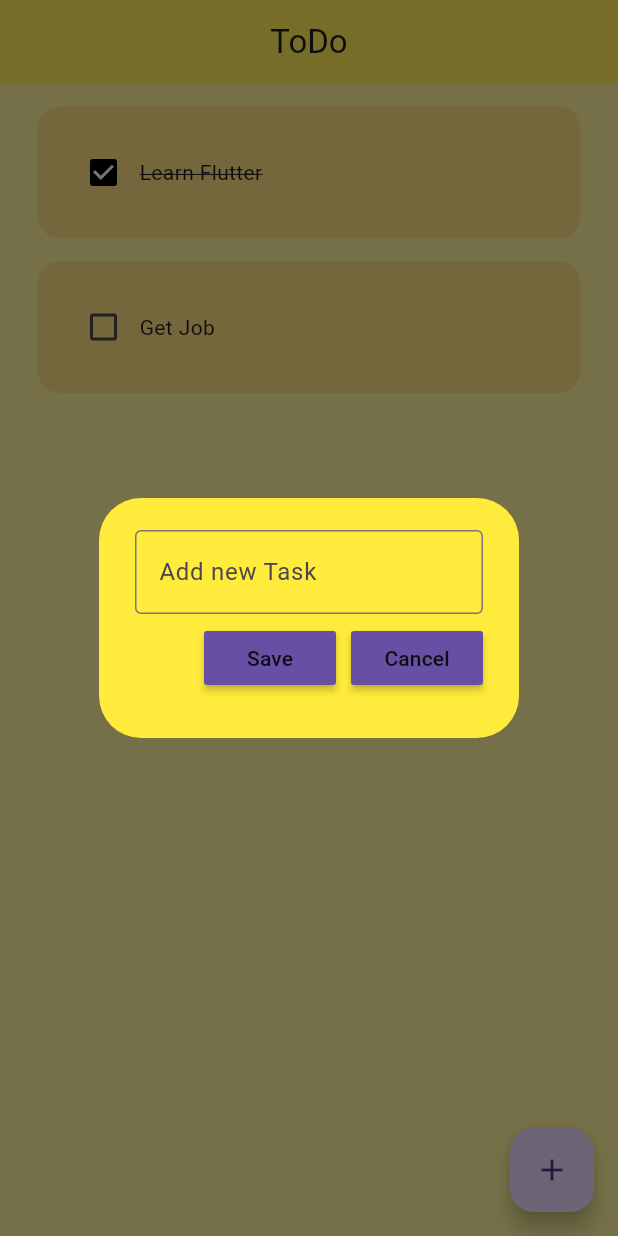
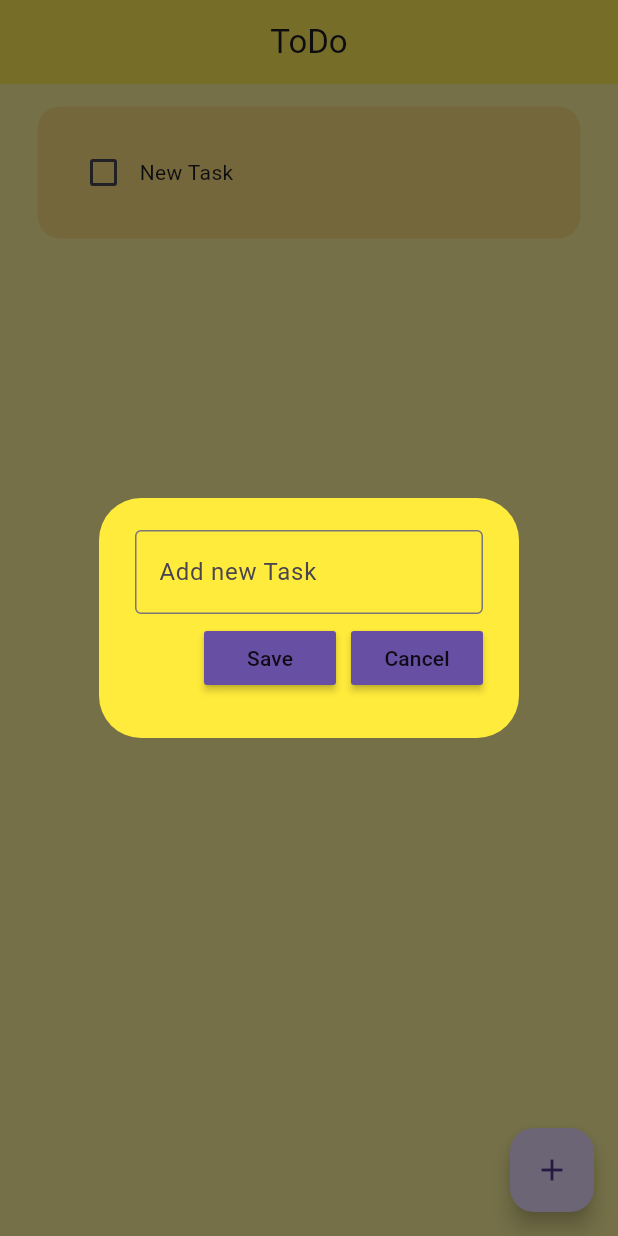
Before and after one commit to ShaheerIjaz22/todo_app, a Flutter app: the screen it shows after launch, after a tap on the "add" icon, on a phone screen of 412 x 824 dp. Run offline on Flutter 3.47's test engine with Material 3 defaults, Android fonts, the phone set to English and light mode, and no system bars; drawn by our look-alikes of flutter_slidable; our stand-ins replace hive_flutter; accounts and stored records are empty.

Commit message:
Added local databse functionality with hive

```diff
--- a/lib/main.dart
+++ b/lib/main.dart
@@ -1,8 +1,14 @@
 import 'package:flutter/material.dart';
 import 'package:todo_app/pages/homepage.dart';
+import 'package:hive_flutter/hive_flutter.dart';
 
 
-void main() {
+void main() async {
+
+  await Hive.initFlutter();
+
+  var box = await Hive.openBox('myBox');
+
   runApp(const MyApp());
 }
 
@@ -11,7 +17,7 @@ class MyApp extends StatelessWidget {
 
   @override
   Widget build(BuildContext context) {
-    return MaterialApp(
+    return const MaterialApp(
       debugShowCheckedModeBanner: false,
       home: HomePage(),
 
--- /dev/null
+++ b/lib/pages/databse.dart
@@ -0,0 +1,21 @@
+import 'package:hive_flutter/hive_flutter.dart';
+
+class todoDatabase {
+  List toDoTasks = [];
+
+  final _myBox = Hive.box('myBox');
+
+   void initData(){
+     toDoTasks = [
+       ["New Task", false],
+       ];
+   }
+
+  void loadData(){
+    toDoTasks = _myBox.get('TODOTASKS');
+  }
+
+  void updateDb(){
+    _myBox.put('TODOTASKS', toDoTasks);
+  }
+}
--- a/lib/pages/dialogbox.dart
+++ b/lib/pages/dialogbox.dart
@@ -20,7 +20,7 @@ class Dialogbox extends StatelessWidget {
   Widget build(BuildContext context) {
     return AlertDialog(
       backgroundColor: Colors.yellow,
-      content: Container(
+      content: SizedBox(
         height: 120,
         child: Column(
           mainAxisAlignment: MainAxisAlignment.spaceEvenly,
--- a/lib/pages/homepage.dart
+++ b/lib/pages/homepage.dart
@@ -1,5 +1,7 @@
 
 import 'package:flutter/material.dart';
+import 'package:hive_flutter/hive_flutter.dart';
+import 'package:todo_app/pages/databse.dart';
 import 'package:todo_app/pages/dialogbox.dart';
 import 'package:todo_app/pages/todo_tile.dart';
 
@@ -15,25 +17,37 @@ class HomePage extends StatefulWidget{
 
 class _HomePageState extends State<HomePage> {
 
+  final _myBox = Hive.box('myBox');
+  todoDatabase db = todoDatabase();
+
+    @override
+  void initState() {
+    if (_myBox.get('TODOTASKS') == null){
+      db.initData();
+    }
+    else{
+    db.loadData();
+    }
+    super.initState();
+  }
+
+
   final _controller = TextEditingController();
-  List toDoTasks = [
-    ["Learn Flutter", true],
-    ["Get Job",false],
-  ];
 
   void checkBoxChanged(bool? value, int index){
     setState(() {
-      toDoTasks[index][1] = !toDoTasks[index][1];
+      db.toDoTasks[index][1] = !db.toDoTasks[index][1];
     });
-
+    db.updateDb();
   }
 
   void saveTask(){
     setState(() {
-      toDoTasks.add([_controller.text, false]);
+      db.toDoTasks.add([_controller.text, false]);
       _controller.clear();
     });
     Navigator.of(context).pop();
+    db.updateDb();
   }
 
   void addTask(){
@@ -50,9 +64,9 @@ class _HomePageState extends State<HomePage> {
 
   void deleteTask(int index){
     setState(() {
-      toDoTasks.removeAt(index);
+      db.toDoTasks.removeAt(index);
     });
-
+    db.updateDb();
   }
 
 
@@ -62,21 +76,21 @@ class _HomePageState extends State<HomePage> {
       backgroundColor: Colors.yellow[200],
       floatingActionButton: FloatingActionButton(
         onPressed: addTask,
-        child: Icon(Icons.add),
+        child: const Icon(Icons.add),
         ),
       appBar: AppBar(
         centerTitle: true,
-        title: Text('ToDo'),
+        title: const Text('ToDo'),
         backgroundColor: Colors.yellow[400],
         elevation: 0,
       )
       ,
       body: ListView.builder(
-        itemCount: toDoTasks.length,
+        itemCount: db.toDoTasks.length,
         itemBuilder: (context, index) {
           return TodoTile(
-            taskName: toDoTasks[index][0],
-            taskCompleted: toDoTasks[index][1],
+            taskName: db.toDoTasks[index][0],
+            taskCompleted: db.toDoTasks[index][1],
             onChanged: (value) => checkBoxChanged(value, index),
             delTask: (context) => deleteTask(index),
             );
--- a/lib/pages/todo_tile.dart
+++ b/lib/pages/todo_tile.dart
@@ -19,10 +19,10 @@ class TodoTile extends StatelessWidget{
   @override
   Widget build(BuildContext context){
     return Padding(
-      padding: EdgeInsets.only(top: 15, left: 25, right: 25),
+      padding: const EdgeInsets.only(top: 15, left: 25, right: 25),
       child: Slidable(
         startActionPane: ActionPane(
-          motion: ScrollMotion(),
+          motion: const ScrollMotion(),
           children: [
             SlidableAction(
               onPressed: delTask,
@@ -33,7 +33,7 @@ class TodoTile extends StatelessWidget{
           ]
           ),
         child: Container(
-          padding: EdgeInsets.all(20),
+          padding: const EdgeInsets.all(20),
           decoration: BoxDecoration(
             color: Colors.amber[200],
             borderRadius: BorderRadius.circular(15)
--- a/pubspec.yaml
+++ b/pubspec.yaml
@@ -30,6 +30,9 @@ environment:
 dependencies:
   flutter:
     sdk: flutter
+  hive: ^2.2.3
+  hive_flutter: ^1.1.0
+
 
 
   # The following adds the Cupertino Icons font to your application.
@@ -40,6 +43,8 @@ dependencies:
 dev_dependencies:
   flutter_test:
     sdk: flutter
+  hive_generator: ^1.1.3
+  build_runner: ^2.1.11
 
   # The "flutter_lints" package below contains a set of recommended lints to
   # encourage good coding practices. The lint set provided by the package is
```
Also changed, not shown: pubspec.lock, 1 other file.
